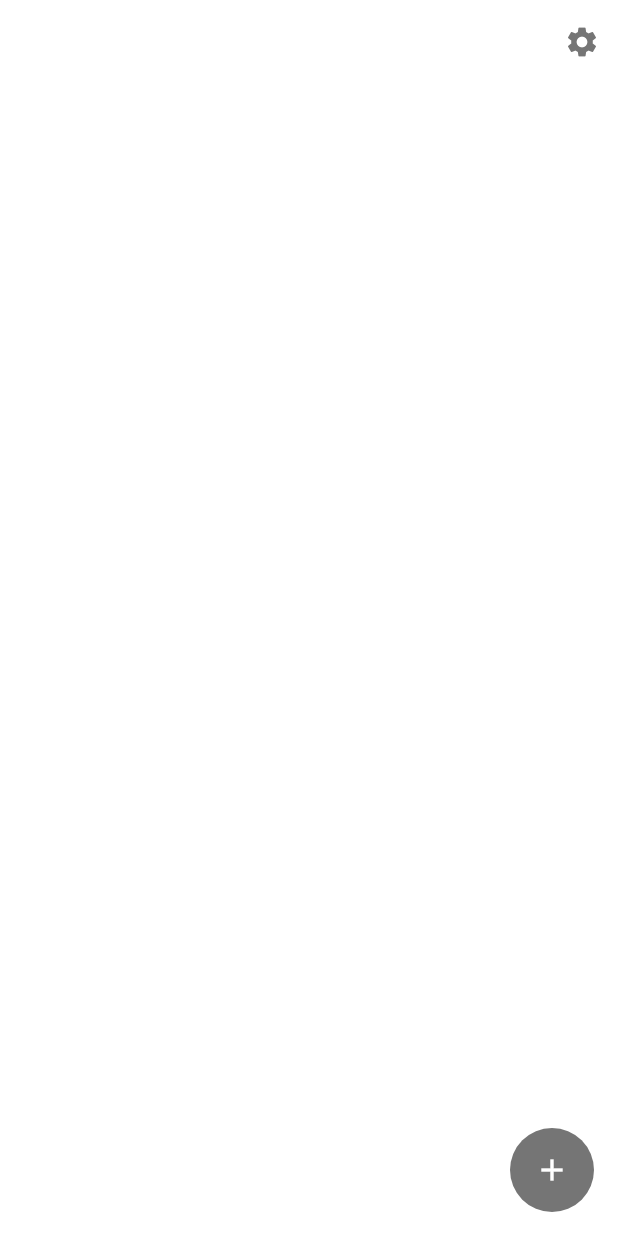
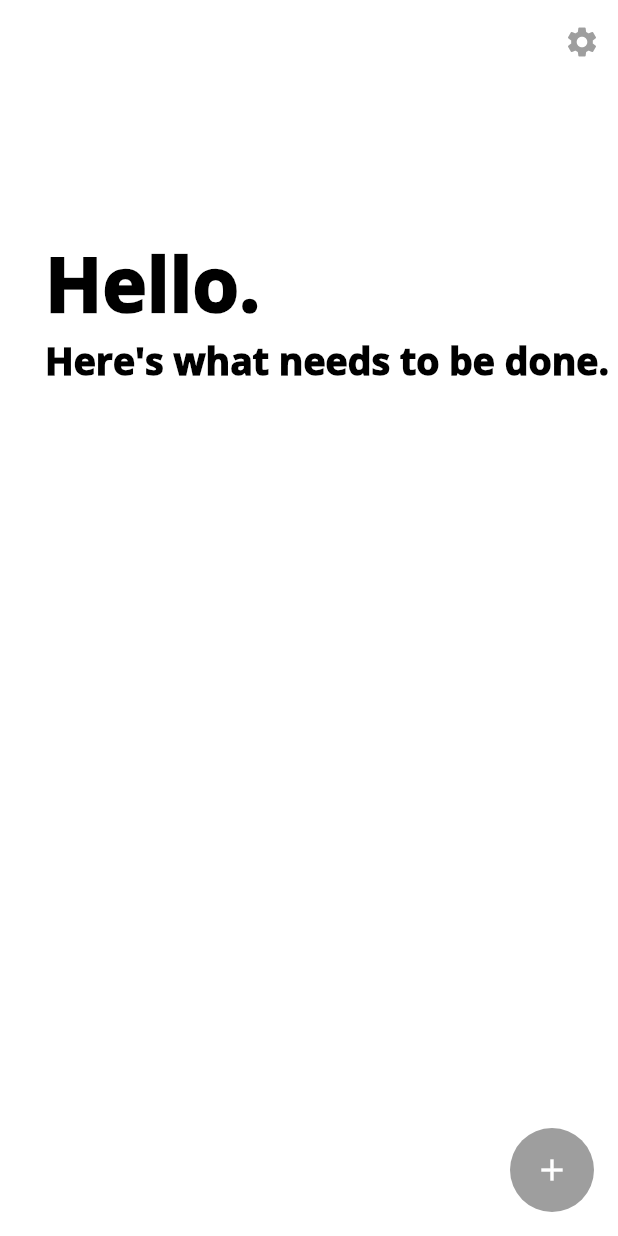
Before and after one commit to amreesalmonte/done, a Flutter app: the screen it shows after launch, on a phone screen of 412 x 824 dp. Run offline on Flutter 3.47's test engine with Material 2 defaults, Android fonts, the phone set to English and light mode, and no system bars.

Commit message:
modified files for fonts

```diff
--- a/lib/body.dart
+++ b/lib/body.dart
@@ -15,6 +15,19 @@ class _Body extends State<Body> {
         SliverAppBar(
           backgroundColor: mainColor,
           expandedHeight: 300.0,
+          flexibleSpace: Column(
+            mainAxisAlignment: MainAxisAlignment.center,
+            crossAxisAlignment: CrossAxisAlignment.start,
+            children: <Widget>[
+              Container(
+                margin: EdgeInsets.only(left: 30),
+                child: Text("Hello.", style: TextStyle(color: header, fontSize: 50, fontWeight: FontWeight.w900)),
+              ),
+              Container(
+                margin: EdgeInsets.only(left: 30),
+                child: Text("Here's what needs to be done.", style: TextStyle(color: header, fontSize: 25, fontWeight: FontWeight.w900)),
+              ),
+          ],)
         )
       ],
     );
--- a/lib/main.dart
+++ b/lib/main.dart
@@ -10,6 +10,7 @@ class MyApp extends StatelessWidget {
   Widget build(BuildContext context) {
     return MaterialApp(
       title: 'done',
+      theme: ThemeData(fontFamily: 'Open Sans'),
       home: HomePage(),
     );
   }
--- a/lib/settings.dart
+++ b/lib/settings.dart
@@ -11,8 +11,9 @@ class _Settings extends State<Settings> {
   @override
   Widget build(BuildContext context) {
     return Scaffold(
-      backgroundColor: Colors.red,
+      backgroundColor: mainColor,
       appBar: AppBar(
+        elevation: 0,
         backgroundColor: mainColor,
         iconTheme: IconThemeData(
             color: secondaryColor, //change your color here
--- a/lib/theme.dart
+++ b/lib/theme.dart
@@ -1,7 +1,7 @@
 import 'package:flutter/material.dart';
 
 // color theme for the app
-final mainColor = Colors.white;
-final secondaryColor = Colors.grey[600];
-final accentColor = Colors.orange;
-final header = Colors.black;
+const mainColor = Colors.white;
+const secondaryColor = Colors.grey;
+const accentColor = Colors.orange;
+const header = Colors.black;
--- a/pubspec.yaml
+++ b/pubspec.yaml
@@ -70,3 +70,7 @@ flutter:
   #
   # For details regarding fonts from package dependencies,
   # see https://flutter.dev/custom-fonts/#from-packages
+  fonts:
+  - family: Open Sans
+    fonts:
+      - asset: fonts/OpenSans-Bold.ttf
```
Lines whose indentation alone changed are shown as unchanged.
